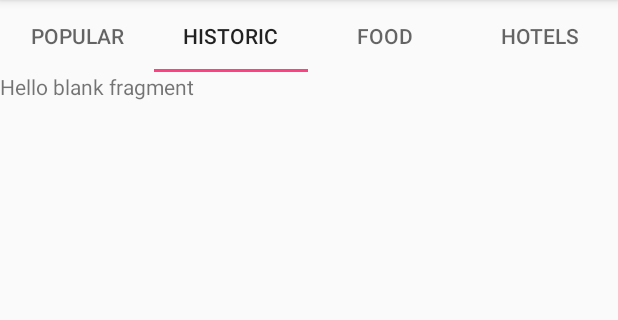
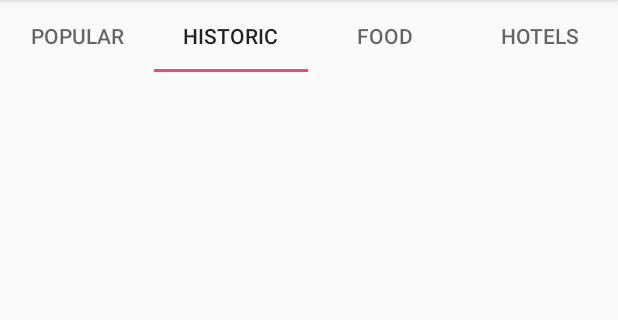
Before and after one commit to MichalZenczak/TourGuideApp, an Android app: the screen it shows after launch (MainActivity), tab 2 chosen, on a phone screen of 412 x 824 dp, the part 84-404 px from its top. Run offline under Robolectric (Android 15) with nearby library versions, the phone set to English and light mode, and no system bars.

Commit message:
removed fragment layout files added item and list_of_items layout files

```diff
--- a/app/src/main/java/com/example/michal/tourguideapp/FoodFragment.java
+++ b/app/src/main/java/com/example/michal/tourguideapp/FoodFragment.java
@@ -23,7 +23,7 @@ public class FoodFragment extends Fragment {
     public View onCreateView(LayoutInflater inflater, ViewGroup container,
                              Bundle savedInstanceState) {
         // Inflate the layout for this fragment
-        return inflater.inflate(R.layout.fragment_food, container, false);
+        return inflater.inflate(R.layout.list_of_items, container, false);
     }
 
 }
--- a/app/src/main/java/com/example/michal/tourguideapp/HistoricFragment.java
+++ b/app/src/main/java/com/example/michal/tourguideapp/HistoricFragment.java
@@ -23,7 +23,7 @@ public class HistoricFragment extends Fragment {
     public View onCreateView(LayoutInflater inflater, ViewGroup container,
                              Bundle savedInstanceState) {
         // Inflate the layout for this fragment
-        return inflater.inflate(R.layout.fragment_historic, container, false);
+        return inflater.inflate(R.layout.list_of_items, container, false);
     }
 
 }
--- a/app/src/main/java/com/example/michal/tourguideapp/HotelsFragment.java
+++ b/app/src/main/java/com/example/michal/tourguideapp/HotelsFragment.java
@@ -23,7 +23,7 @@ public class HotelsFragment extends Fragment {
     public View onCreateView(LayoutInflater inflater, ViewGroup container,
                              Bundle savedInstanceState) {
         // Inflate the layout for this fragment
-        return inflater.inflate(R.layout.fragment_hotels, container, false);
+        return inflater.inflate(R.layout.list_of_items, container, false);
     }
 
 }
--- a/app/src/main/java/com/example/michal/tourguideapp/ItemAdapter.java
+++ b/app/src/main/java/com/example/michal/tourguideapp/ItemAdapter.java
@@ -25,6 +25,8 @@ public class ItemAdapter extends ArrayAdapter<Item> {
     @NonNull
     @Override
     public View getView(int position, @Nullable View convertView, @NonNull ViewGroup parent) {
+
+
         return super.getView(position, convertView, parent);
     }
 }
--- a/app/src/main/java/com/example/michal/tourguideapp/PopularFragment.java
+++ b/app/src/main/java/com/example/michal/tourguideapp/PopularFragment.java
@@ -23,7 +23,7 @@ public class PopularFragment extends Fragment {
     public View onCreateView(LayoutInflater inflater, ViewGroup container,
                              Bundle savedInstanceState) {
         // Inflate the layout for this fragment
-        return inflater.inflate(R.layout.fragment_popular, container, false);
+        return inflater.inflate(R.layout.list_of_items, container, false);
     }
 
 }
--- a/app/src/main/res/layout/fragment_historic.xml
+++ /dev/null
@@ -1,13 +0,0 @@
-<FrameLayout xmlns:android="http://schemas.android.com/apk/res/android"
-    xmlns:tools="http://schemas.android.com/tools"
-    android:layout_width="match_parent"
-    android:layout_height="match_parent"
-    tools:context="com.example.michal.tourguideapp.HistoricFragment">
-
-    <!-- TODO: Update blank fragment layout -->
-    <TextView
-        android:layout_width="match_parent"
-        android:layout_height="match_parent"
-        android:text="@string/hello_blank_fragment" />
-
-</FrameLayout>
--- /dev/null
+++ b/app/src/main/res/layout/list_of_items.xml
@@ -0,0 +1,7 @@
+<?xml version="1.0" encoding="utf-8"?>
+<ListView xmlns:android="http://schemas.android.com/apk/res/android"
+    android:id="@+id/list_of_items"
+    android:layout_width="match_parent"
+    android:layout_height="match_parent"
+    android:drawSelectorOnTop="true"
+    android:orientation="vertical" />
```
Also changed, not shown: app/src/main/res/layout/fragment_food.xml (deleted, +0 -13 lines), app/src/main/res/layout/fragment_hotels.xml (deleted, +0 -13 lines), app/src/main/res/layout/fragment_popular.xml (deleted, +0 -12 lines), app/src/main/res/layout/item.xml (added, +20 -0 lines).
